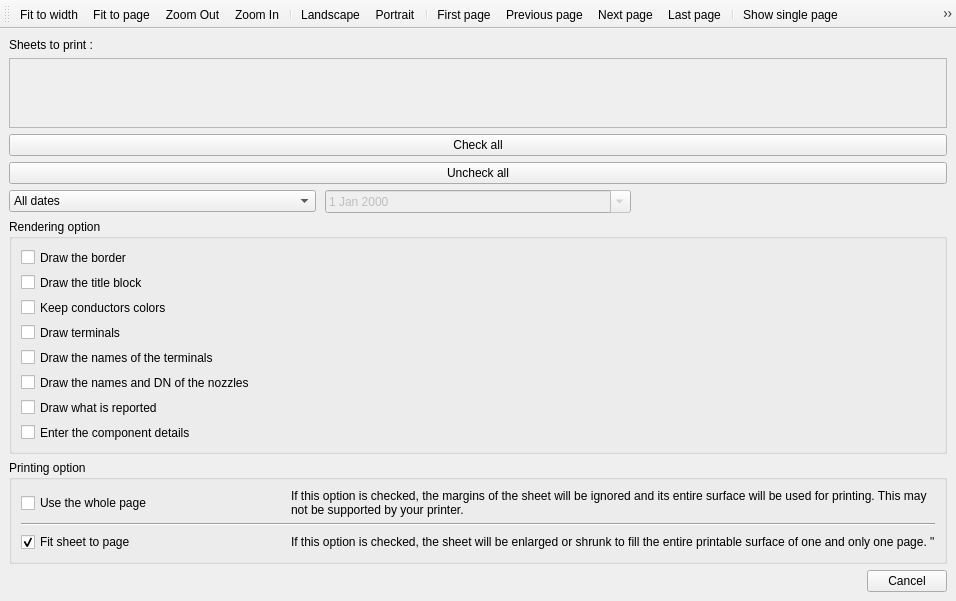
First picture: the form in sources/print/projectprintwindow.ui, repository Opus-id/qelectrotech-source-mirror, before the edit.
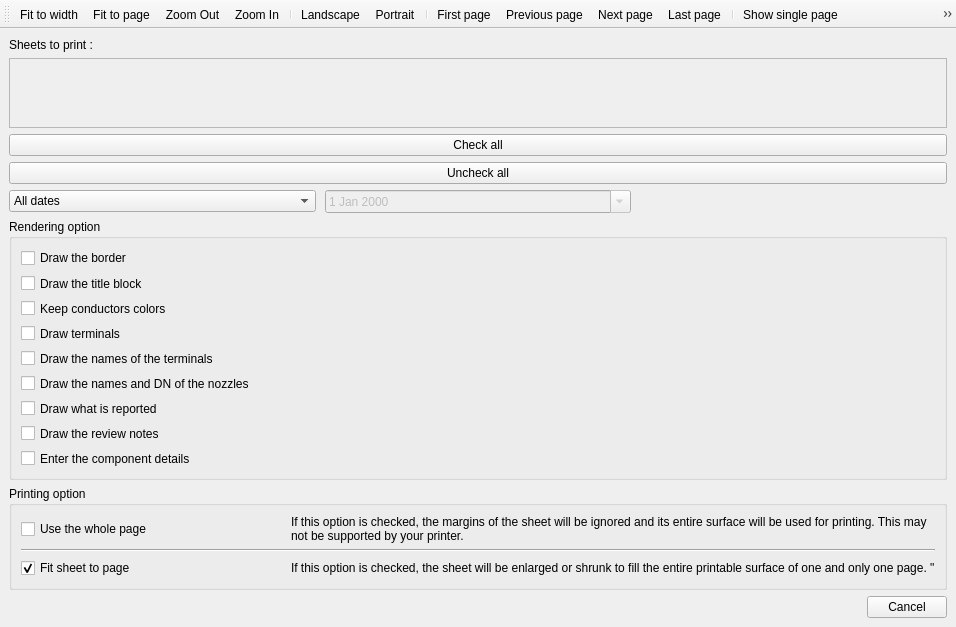
Second picture: the form after the edit. Icons and pictures are not drawn.

Commit message: Add revision clouds and review notes

```diff
--- a/sources/print/projectprintwindow.ui
+++ b/sources/print/projectprintwindow.ui
@@ -209,6 +209,16 @@
            </property>
           </widget>
         </item>
+        <item>
+          <widget class="QCheckBox" name="m_draw_review_notes_cb">
+           <property name="text">
+            <string>Draw the review notes</string>
+           </property>
+           <property name="toolTip">
+            <string>The clouds of review notes and their comments, always on the screen; on paper only when ticked. Revision clouds are always drawn.</string>
+           </property>
+          </widget>
+        </item>
         <item>
           <widget class="QCheckBox" name="m_component_info_cb">
            <property name="text">
```
The commit also changes 26 other files.
